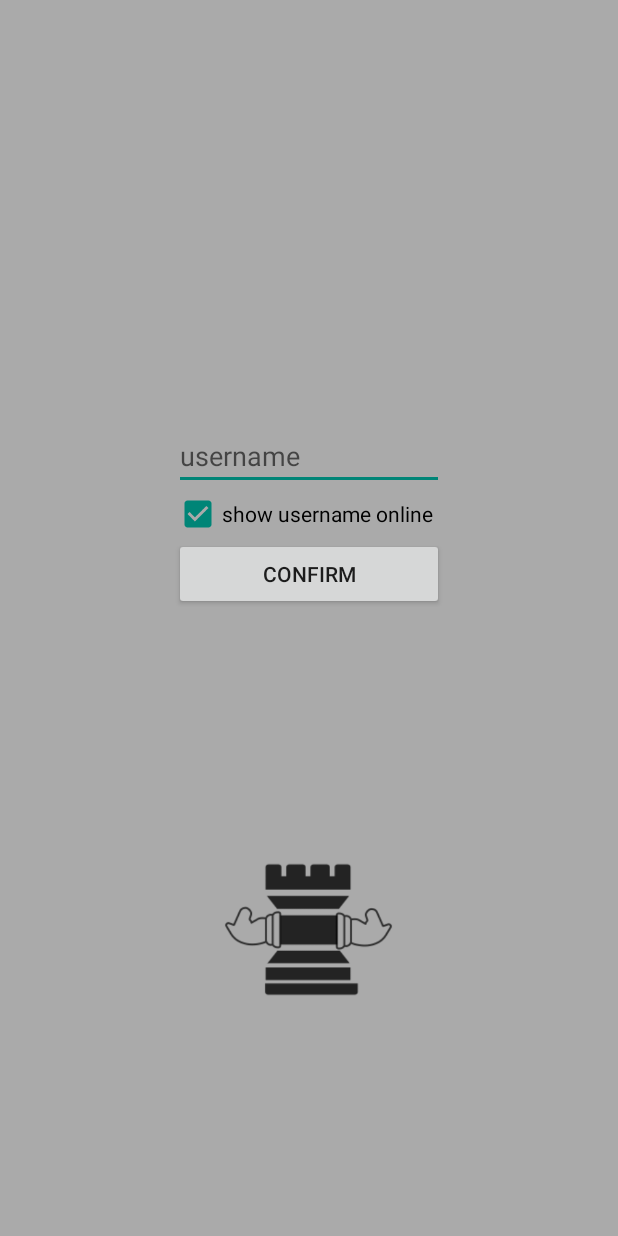
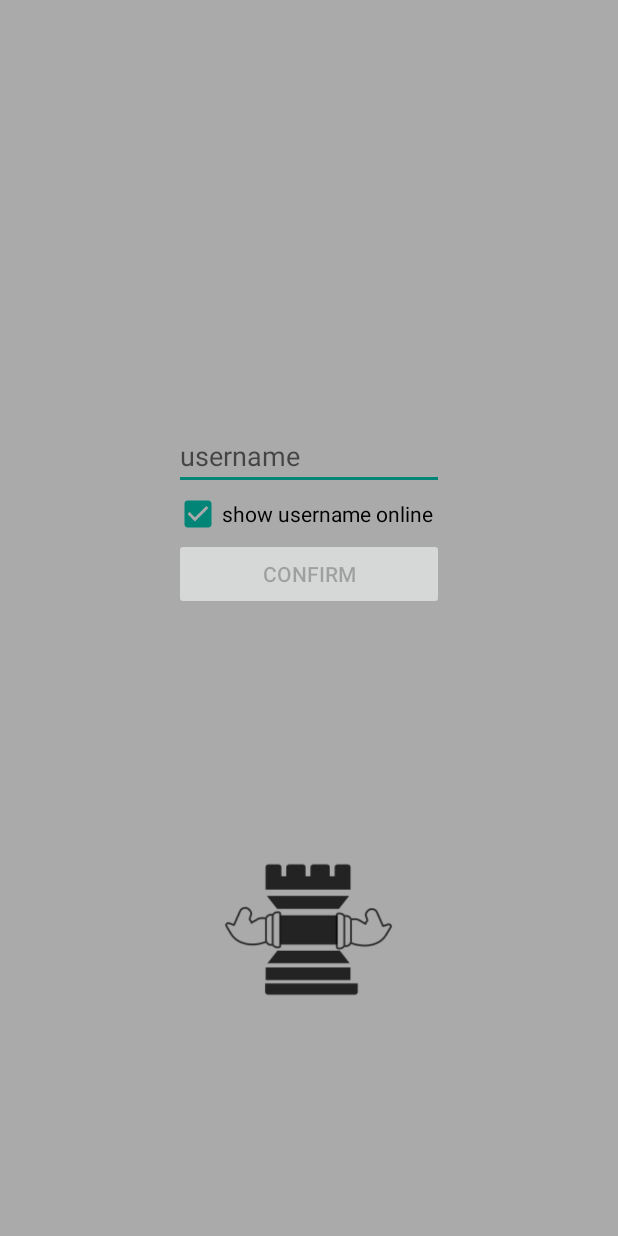
Before and after one commit to DerDeterminist/QuantumChessApp, an Android app: the RegisterActivity screen opened directly, with no data from a screen before it, on a phone screen of 412 x 824 dp. Run offline under Robolectric (Android 15) with nearby library versions, the phone set to English and light mode, and no system bars.

Commit message:
disabled online play for the moment

```diff
--- a/app/src/main/res/layout/activity_register.xml
+++ b/app/src/main/res/layout/activity_register.xml
@@ -34,6 +34,6 @@
                 android:text="@string/confirm"
                 android:layout_width="match_parent"
                 android:layout_height="wrap_content"
-                android:id="@+id/confirm"/>
+                android:id="@+id/confirm" android:enabled="false"/>
     </LinearLayout>
 </android.support.constraint.ConstraintLayout>
```
